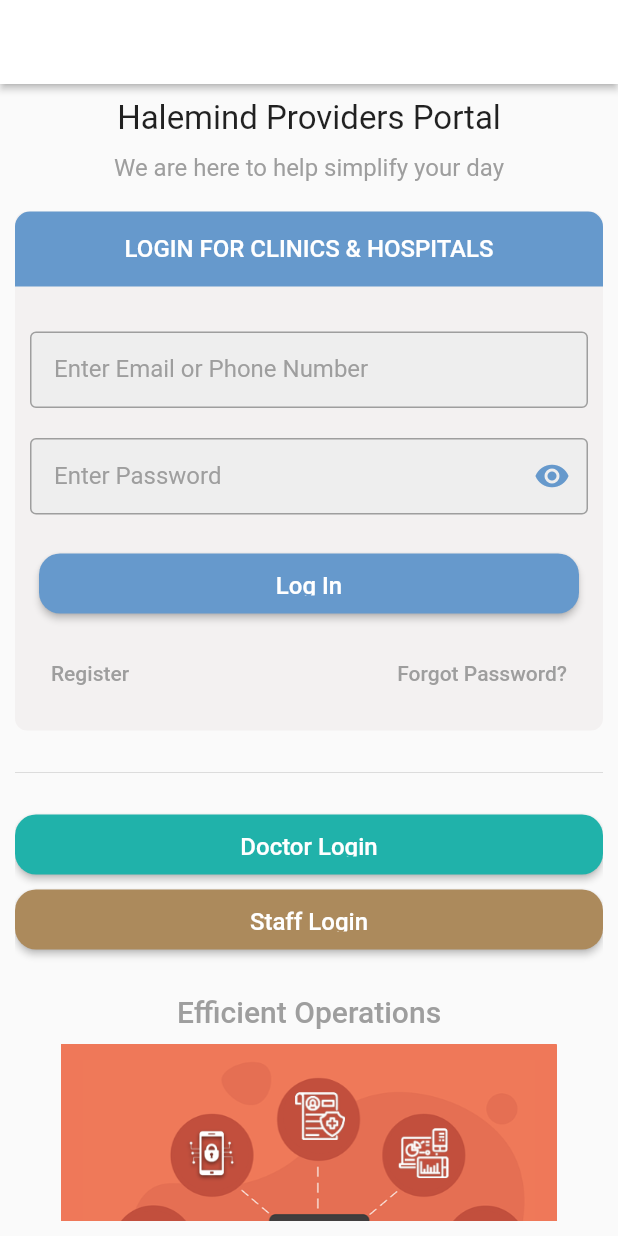
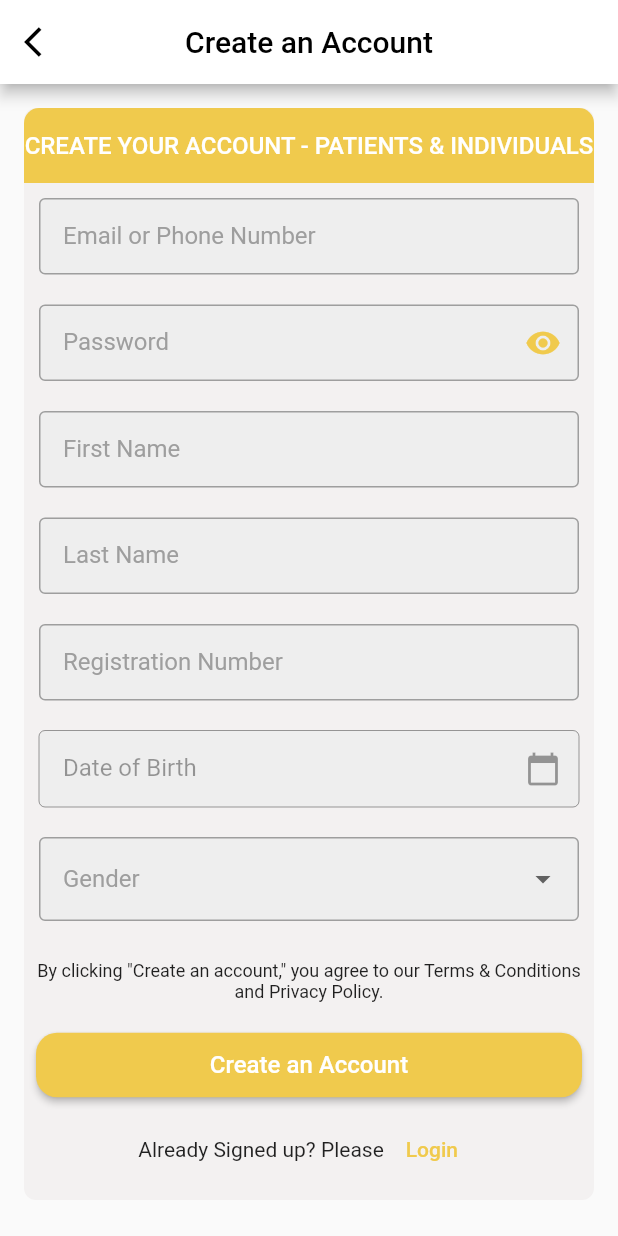
Before and after one commit to Mayank-kr-sh/health_app, a Flutter app: the screen it shows after launch, in the side drawer, after a tap on "Patient Login", on a phone screen of 412 x 824 dp. Run offline on Flutter 3.47's test engine with Material 2 defaults, Android fonts, the light colour scheme and no system bars; drawn by our look-alikes of carousel_slider; our stand-ins replace flutter_svg, share_plus, youtube_player_flutter.

Commit message:
Added Patient Auth Screens

```diff
--- a/lib/Frontend/Widgets/Text_field.dart
+++ b/lib/Frontend/Widgets/Text_field.dart
@@ -14,6 +14,8 @@
     required this.hintText,
     required this.bgColor1,
     this.isPassword = false,
+    TextInputAction? textInputAction,
+    TextInputType? keyboardType,
   });
 
   @override
--- a/lib/Frontend/Widgets/drawer_section.dart
+++ b/lib/Frontend/Widgets/drawer_section.dart
@@ -5,6 +5,8 @@
 import 'package:health_app/Frontend/auth/hospital_login.dart';
 import 'package:share_plus/share_plus.dart';
 import 'package:url_launcher/url_launcher.dart';
+
+import '../auth/patient_register.dart';
 
 class DrawerSection extends StatelessWidget {
   void _navigateToProvidersScreen(BuildContext context) {
@@ -17,12 +19,11 @@
   void _navigateToPatientScreen(BuildContext context) {
     Navigator.push(
       context,
-      MaterialPageRoute(builder: (context) => const Hospital_Login()),
+      MaterialPageRoute(builder: (context) => const PatientRegister()),
     );
   }
 
-  final String appLink =
-      'https://your_app_link'; // app linke which i get from playstore
+  final String appLink = 'https://your_app_link';
   const DrawerSection({Key? key}) : super(key: key);
   @override
   Widget build(BuildContext context) {
@@ -61,7 +62,7 @@
           Padding(
             padding: const EdgeInsets.only(left: 3, right: 6),
             child: CustomButton(
-              onPressed: () => _navigateToProvidersScreen(context),
+              onPressed: () => _navigateToPatientScreen(context),
               text: 'Patient Login',
               backgroundColor: kSecondaryColor,
             ),
--- a/lib/Frontend/auth/doctor_login.dart
+++ b/lib/Frontend/auth/doctor_login.dart
@@ -66,6 +66,7 @@
             onPressed2: () => _navigateToStaffScreen(context),
             onPressed3: () => _navigateToForgetScreen(context),
             onPressed4: () => _navigateToRegister(context),
+            isRegister: true,
           ),
         ),
       ),
--- a/lib/Frontend/auth/hospital_login.dart
+++ b/lib/Frontend/auth/hospital_login.dart
@@ -65,6 +65,7 @@
             onPressed2: () => _navigateToStaffScreen(context),
             onPressed3: () => _navigateToForgetScreen(context),
             onPressed4: () => _navigateToRegister(context),
+            isRegister: true,
           ),
         ),
       ),
--- /dev/null
+++ b/lib/Frontend/auth/patient_register.dart
@@ -0,0 +1,400 @@
+// ignore_for_file: avoid_print
+
+import 'package:flutter/material.dart';
+import 'package:health_app/Frontend/Widgets/custom_button.dart';
+import 'package:health_app/Frontend/auth/patient_login.dart';
+
+class Doctor {
+  TextEditingController emailOrPhoneController = TextEditingController();
+  TextEditingController passwordController = TextEditingController();
+  TextEditingController firstNameController = TextEditingController();
+  TextEditingController lastNameController = TextEditingController();
+  TextEditingController registrationNumberController = TextEditingController();
+  TextEditingController dateOfBirthController = TextEditingController();
+
+  DateTime? dateOfBirth;
+  String? gender;
+}
+
+class PatientRegister extends StatefulWidget {
+  const PatientRegister({Key? key}) : super(key: key);
+
+  @override
+  _PatientRegisterState createState() => _PatientRegisterState();
+}
+
+class _PatientRegisterState extends State<PatientRegister> {
+  final Doctor _doctor = Doctor();
+
+  void _clearFormFields() {
+    _doctor.emailOrPhoneController.clear();
+    _doctor.passwordController.clear();
+    _doctor.firstNameController.clear();
+    _doctor.lastNameController.clear();
+    _doctor.registrationNumberController.clear();
+    _doctor.dateOfBirth = null;
+    _doctor.gender = null;
+  }
+
+  @override
+  void initState() {
+    super.initState();
+
+    // Set the initial text for the date of birth field
+    if (_doctor.dateOfBirth != null) {
+      _doctor.dateOfBirthController.text =
+          "${_doctor.dateOfBirth!.day}/${_doctor.dateOfBirth!.month}/${_doctor.dateOfBirth!.year}";
+    }
+  }
+
+  final _formKey = GlobalKey<FormState>();
+  final _scaffoldMessengerKey = GlobalKey<ScaffoldMessengerState>();
+
+  String? _validateGender(String? value) {
+    if (value == null || value.isEmpty) {
+      return 'Please select a gender';
+    }
+    return null;
+  }
+
+  String? _validateDateOfBirth(DateTime? value) {
+    if (value == null) {
+      return 'Please select a date of birth';
+    }
+    return null;
+  }
+
+  void _showDatePicker() async {
+    final DateTime? pickedDate = await showDatePicker(
+      context: context,
+      initialDate: DateTime.now(),
+      firstDate: DateTime(1900),
+      lastDate: DateTime.now(),
+      builder: (context, child) {
+        return Theme(
+          data: ThemeData.light().copyWith(
+            primaryColor: const Color(
+              0xfff0ca4d,
+            ), // Change the date picker color to green
+            hintColor: const Color(0xfff0ca4d),
+            colorScheme: const ColorScheme.light(primary: Color(0xfff0ca4d)),
+            buttonTheme:
+                const ButtonThemeData(textTheme: ButtonTextTheme.primary),
+          ),
+          child: child!,
+        );
+      },
+    );
+
+    if (pickedDate != null) {
+      setState(() {
+        _doctor.dateOfBirth = pickedDate;
+      });
+    }
+  }
+
+  Widget _buildDatePickerField() {
+    return Padding(
+      padding: const EdgeInsets.all(10.0),
+      child: GestureDetector(
+        onTap: () {
+          _showDatePicker(); // Show the date picker when clicked on the field.
+        },
+        child: AbsorbPointer(
+          absorbing: true,
+          child: TextFormField(
+            enabled: false,
+            decoration: InputDecoration(
+              labelText: 'Date of Birth',
+              filled: true,
+              fillColor: Colors.grey[200],
+              border: const OutlineInputBorder(),
+              contentPadding: const EdgeInsets.symmetric(
+                vertical: 16.0,
+                horizontal: 16.0,
+              ),
+              suffixIcon: const Icon(Icons.calendar_today),
+              enabledBorder: const OutlineInputBorder(
+                borderSide: BorderSide(
+                  color: Colors.grey,
+                ),
+              ),
+              focusedBorder: const OutlineInputBorder(
+                borderSide: BorderSide(
+                  color: Color(0xfff0ca4d),
+                ),
+              ),
+            ),
+            controller: _doctor.dateOfBirth != null
+                ? TextEditingController(
+                    text:
+                        "${_doctor.dateOfBirth!.day}/${_doctor.dateOfBirth!.month}/${_doctor.dateOfBirth!.year}")
+                : null,
+            validator: (value) => _validateDateOfBirth(_doctor.dateOfBirth),
+          ),
+        ),
+      ),
+    );
+  }
+
+  Widget _buildTextField({
+    required String labelText,
+    required TextEditingController controller,
+    bool isPassword = false,
+    TextInputAction? textInputAction,
+    TextInputType? keyboardType,
+  }) {
+    return Padding(
+      padding: const EdgeInsets.all(10.0),
+      child: TextFormField(
+        controller: controller,
+        cursorColor: const Color(0xfff0ca4d),
+        obscureText: isPassword,
+        textInputAction: textInputAction,
+        keyboardType: keyboardType,
+        validator: (value) {
+          if (value == null || value.isEmpty) {
+            return 'This field is required';
+          }
+          // Add more validation logic for specific fields (e.g., email, password).
+          return null;
+        },
+        decoration: InputDecoration(
+          labelText: labelText,
+          labelStyle: const TextStyle(
+            color: Colors.grey,
+            fontSize: 16.0,
+          ),
+          enabledBorder: const OutlineInputBorder(
+            borderSide: BorderSide(
+              color: Colors.grey,
+            ),
+          ),
+          focusedBorder: const OutlineInputBorder(
+            borderSide: BorderSide(
+              color: Color(0xfff0ca4d),
+            ),
+          ),
+          border: const OutlineInputBorder(),
+          filled: true,
+          fillColor: Colors.grey[200],
+          contentPadding: const EdgeInsets.symmetric(
+            vertical: 16.0,
+            horizontal: 16.0,
+          ),
+          suffixIcon: isPassword
+              ? IconButton(
+                  onPressed: () {
+                    // Toggle password visibility
+                  },
+                  icon: const Icon(
+                    Icons.remove_red_eye,
+                    color: Color(0xfff0ca4d),
+                  ),
+                )
+              : null,
+        ),
+      ),
+    );
+  }
+
+  @override
+  Widget build(BuildContext context) {
+    return Scaffold(
+      key: _scaffoldMessengerKey,
+      appBar: AppBar(
+        backgroundColor: Colors.white,
+        title: const Text(
+          'Create an Account',
+          style: TextStyle(color: Colors.black),
+        ),
+        centerTitle: true,
+        leading: IconButton(
+          icon: const Icon(
+            Icons.arrow_back_ios,
+            color: Colors.black,
+          ),
+          onPressed: () {
+            Navigator.pop(context);
+          },
+        ),
+      ),
+      body: Padding(
+        padding: const EdgeInsets.all(16.0),
+        child: SingleChildScrollView(
+          child: Form(
+            key: _formKey,
+            autovalidateMode: AutovalidateMode.disabled,
+            child: Container(
+              decoration: BoxDecoration(
+                color: const Color.fromARGB(255, 243, 241, 241),
+                borderRadius: BorderRadius.circular(8),
+              ),
+              child: Column(
+                crossAxisAlignment: CrossAxisAlignment.stretch,
+                children: [
+                  Container(
+                    decoration: const BoxDecoration(
+                      color: Color(0xfff0ca4d),
+                      borderRadius: BorderRadius.only(
+                        topLeft: Radius.circular(10),
+                        topRight: Radius.circular(10),
+                      ),
+                    ),
+                    height: 50,
+                    child: const Center(
+                      child: Text(
+                        'CREATE YOUR ACCOUNT - PATIENTS & INDIVIDUALS',
+                        style: TextStyle(
+                          color: Colors.white,
+                          fontWeight: FontWeight.w500,
+                          fontSize: 16,
+                        ),
+                      ),
+                    ),
+                  ),
+                  _buildTextField(
+                    labelText: 'Email or Phone Number',
+                    controller: _doctor.emailOrPhoneController,
+                    keyboardType: TextInputType.emailAddress,
+                  ),
+                  _buildTextField(
+                    labelText: 'Password',
+                    controller: _doctor.passwordController,
+                    isPassword: true,
+                    textInputAction: TextInputAction.next,
+                  ),
+                  _buildTextField(
+                    labelText: 'First Name',
+                    controller: _doctor.firstNameController,
+                    textInputAction: TextInputAction.next,
+                  ),
+                  _buildTextField(
+                    labelText: 'Last Name',
+                    controller: _doctor.lastNameController,
+                    textInputAction: TextInputAction.next,
+                  ),
+                  _buildTextField(
+                    labelText: 'Registration Number',
+                    controller: _doctor.registrationNumberController,
+                    textInputAction: TextInputAction.next,
+                    keyboardType: TextInputType.number,
+                  ),
+                  _buildDatePickerField(),
+                  Padding(
+                    padding: const EdgeInsets.all(10.0),
+                    child: DropdownButtonFormField<String>(
+                      items: const [
+                        DropdownMenuItem(value: 'Male', child: Text('Male')),
+                        DropdownMenuItem(
+                            value: 'Female', child: Text('Female')),
+                        DropdownMenuItem(value: 'Other', child: Text('Other')),
+                      ],
+                      onChanged: (value) {
+                        // Handle dropdown value changes.
+                        setState(() {
+                          _doctor.gender = value;
+                        });
+                      },
+                      decoration: InputDecoration(
+                        labelText: 'Gender',
+                        labelStyle: const TextStyle(
+                          color: Colors.grey,
+                          fontSize: 16.0,
+                        ),
+                        filled: true,
+                        fillColor: Colors.grey[200],
+                        border: const OutlineInputBorder(),
+                        contentPadding: const EdgeInsets.symmetric(
+                          vertical: 16.0,
+                          horizontal: 16.0,
+                        ),
+                        enabledBorder: const OutlineInputBorder(
+                          borderSide: BorderSide(
+                            color: Colors.grey,
+                          ),
+                        ),
+                        focusedBorder: const OutlineInputBorder(
+                          borderSide: BorderSide(
+                            color: Color(0xfff0ca4d),
+                          ),
+                        ),
+                      ),
+                      validator: _validateGender,
+                    ),
+                  ),
+                  const SizedBox(height: 16.0),
+                  const Text(
+                    'By clicking "Create an account," you agree to our Terms & Conditions and Privacy Policy.',
+                    textAlign: TextAlign.center,
+                    style: TextStyle(fontSize: 12.0),
+                  ),
+                  const SizedBox(height: 10.0),
+                  Padding(
+                    padding: const EdgeInsets.all(8.0),
+                    child: CustomButton(
+                      onPressed: () {
+                        _formKey.currentState!.validate();
+                        if (_formKey.currentState!.validate()) {
+                          final emailOrPhone =
+                              _doctor.emailOrPhoneController.text;
+                          final password = _doctor.passwordController.text;
+                          final firstName = _doctor.firstNameController.text;
+                          final lastName = _doctor.lastNameController.text;
+                          final registrationNumber =
+                              _doctor.registrationNumberController.text;
+                          final dateOfBirth = _doctor.dateOfBirth;
+                          final gender = _doctor.gender;
+                          print('Email or Phone: $emailOrPhone');
+                          print('Password: $password');
+                          print('First Name: $firstName');
+                          print('Last Name: $lastName');
+                          print('Registration Number: $registrationNumber');
+                          print('Date of Birth: $dateOfBirth');
+                          print('Gender: $gender');
+                          _clearFormFields();
+                        } else {
+                          // Show a SnackBar with an error message.
+                          _scaffoldMessengerKey.currentState!.showSnackBar(
+                            const SnackBar(
+                              content:
+                                  Text('Please fill all the required fields.'),
+                            ),
+                          );
+                        }
+                      },
+                      backgroundColor: const Color(0xfff0ca4d),
+                      text: 'Create an Account',
+                    ),
+                  ),
+                  Row(
+                    mainAxisAlignment: MainAxisAlignment.center,
+                    children: [
+                      const Text('Already Signed up? Please'),
+                      TextButton(
+                        onPressed: () {
+                          Navigator.push(
+                            context,
+                            MaterialPageRoute(
+                                builder: (context) => Patient_Login()),
+                          );
+                        },
+                        child: const Text(
+                          'Login',
+                          style: TextStyle(
+                            color: Color(0xfff0ca4d),
+                          ),
+                        ),
+                      ),
+                    ],
+                  ),
+                  const SizedBox(height: 10.0),
+                ],
+              ),
+            ),
+          ),
+        ),
+      ),
+    );
+  }
+}
--- a/lib/Frontend/auth/staff_login.dart
+++ b/lib/Frontend/auth/staff_login.dart
@@ -62,6 +62,7 @@
             onPressed2: () => _navigateToDoctorScreen(context),
             onPressed3: () => _navigateToForgetScreen(context),
             onPressed4: () => _navigateToForgetScreen(context),
+            isRegister: false,
           ),
         ),
       ),
```
Also changed, not shown: lib/Frontend/auth/layout.dart (+20 -5 lines), lib/Frontend/auth/patient_login.dart (added, +267 -0 lines).
